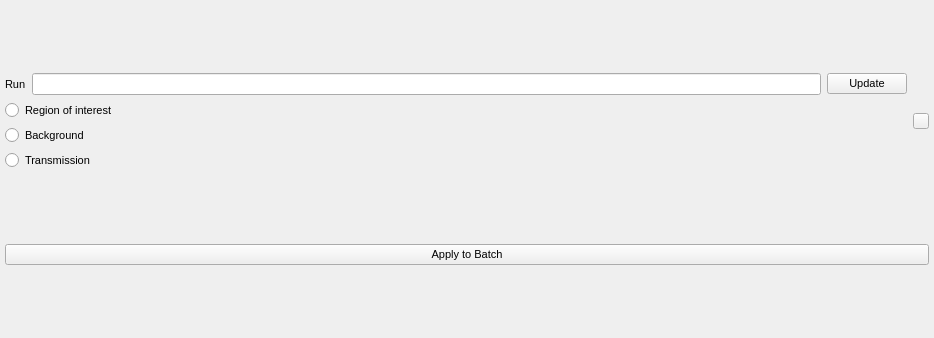
Qt form qt/scientific_interfaces/ISISReflectometry/GUI/RoiSelector/RoiWidget.ui (gemmaguest/mantid) before a commit.
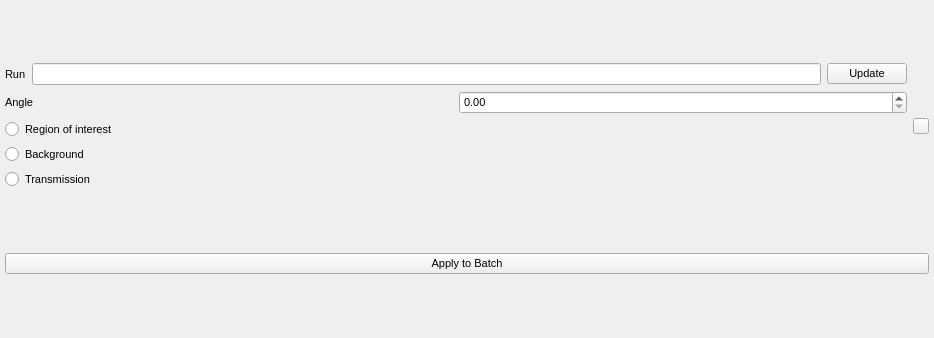
The same form after that commit.

Commit message:
Add angle lookup from ROI tab
Update per theta defaults for that angle when running the reduction or
saving the ROI.

Initialise the ROI tab's selection range from the per theta defaults for
taht angle on startup and when the settings are changed.

The edit to the form file:
```diff
--- a/qt/scientific_interfaces/ISISReflectometry/GUI/RoiSelector/RoiWidget.ui
+++ b/qt/scientific_interfaces/ISISReflectometry/GUI/RoiSelector/RoiWidget.ui
@@ -58,6 +58,23 @@
          </item>
         </layout>
        </item>
+       <item>
+        <layout class="QHBoxLayout" name="angleLayout">
+         <item>
+          <widget class="QLabel" name="angleLabel">
+           <property name="frameShape">
+            <enum>QFrame::NoFrame</enum>
+           </property>
+           <property name="text">
+            <string>Angle</string>
+           </property>
+          </widget>
+         </item>
+         <item>
+          <widget class="QDoubleSpinBox" name="angleSpinBox"/>
+         </item>
+        </layout>
+       </item>
        <item>
         <widget class="QRadioButton" name="fgRadioButton">
          <property name="text">
```
The commit also changes 22 other files.
